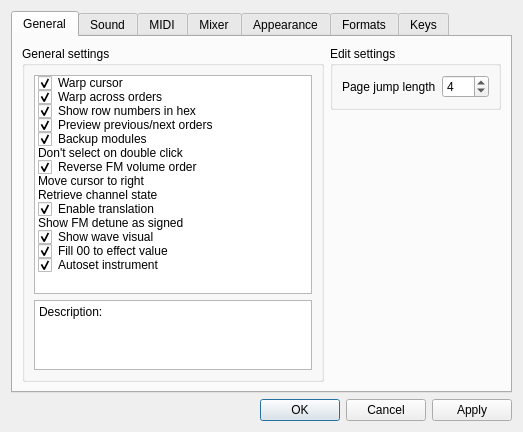
Before: the Qt Designer form BambooTracker/gui/configuration_dialog.ui in BambooTracker/BambooTracker, drawn with Qt 5.
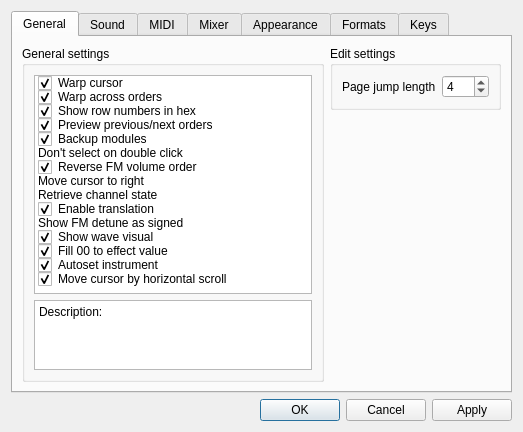
After: the same form once the commit is applied. Custom widgets are drawn as their Qt base class.

Commit message: Add view-based horizontal pattern editor scroll

What changed in the file:
```diff
--- a/BambooTracker/gui/configuration_dialog.ui
+++ b/BambooTracker/gui/configuration_dialog.ui
@@ -167,6 +167,14 @@
               <enum>Checked</enum>
              </property>
             </item>
+            <item>
+             <property name="text">
+              <string>Move cursor by horizontal scroll</string>
+             </property>
+             <property name="checkState">
+              <enum>Checked</enum>
+             </property>
+            </item>
            </widget>
           </item>
           <item row="1" column="0">
```
The commit also changes 10 other files.
